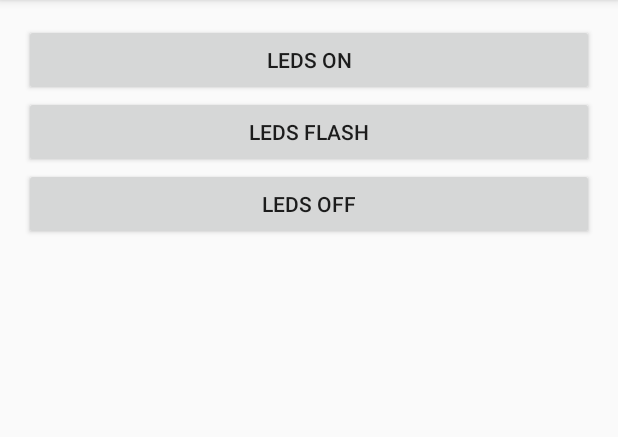
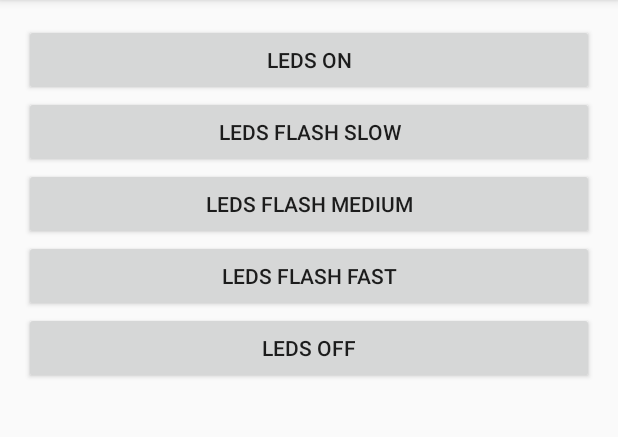
Before and after one commit to ikbendewilliam/TargitAndroid, an Android app: the screen it shows after launch (MainActivity), on a phone screen of 412 x 824 dp, the part 84-521 px from its top. Run offline under Robolectric (Android 15) with nearby library versions, the phone set to English and light mode, and no system bars; libraries missing offline, so code that uses them is left out: me.aflak.bluetooth; 7 statements that could not run were skipped.

Commit message:
Added different buttons for speeds
added functionality for buttonPressed event

```diff
--- a/BluetoothTesting/app/src/main/java/be/howest/nmct/bluetoothtesting/BluetoothConnection.java
+++ b/BluetoothTesting/app/src/main/java/be/howest/nmct/bluetoothtesting/BluetoothConnection.java
@@ -20,16 +20,16 @@ import me.aflak.bluetooth.Bluetooth;
 class BluetoothConnection {
     private List<Bluetooth> mBluetooth;
     private Activity mActivity;
-    private OnFinishConnectingListener mListener;
+    private OnConnectionListener mListener;
 
-    BluetoothConnection(Activity activity, OnFinishConnectingListener onFinishConnectingListener) {
+    BluetoothConnection(Activity activity, OnConnectionListener onConnectionListener) {
         mBluetooth = new ArrayList<>();
 
         Bluetooth bluetooth = new Bluetooth(activity);
         bluetooth.enableBluetooth();
         mActivity = activity;
 
-        mListener = onFinishConnectingListener;
+        mListener = onConnectionListener;
     }
 
     void addConnection(final String deviceName) {
@@ -48,6 +48,7 @@ class BluetoothConnection {
 
             @Override
             public void onMessage(String message) {
+                mListener.incomingMessage(deviceName, message);
                 Log.i(Constants.TAG_MESSAGE, "connection " + deviceName + " - onMessage: " + message);
             }
 
@@ -105,7 +106,8 @@ class BluetoothConnection {
         return false;
     }
 
-    interface OnFinishConnectingListener {
+    interface OnConnectionListener {
+        void incomingMessage(String deviceName, String message);
         void finishConnecting(BluetoothDevice device);
     }
 }
--- a/BluetoothTesting/app/src/main/java/be/howest/nmct/bluetoothtesting/MainActivityFragment.java
+++ b/BluetoothTesting/app/src/main/java/be/howest/nmct/bluetoothtesting/MainActivityFragment.java
@@ -3,6 +3,8 @@ package be.howest.nmct.bluetoothtesting;
 import android.app.Fragment;
 import android.bluetooth.BluetoothDevice;
 import android.os.Bundle;
+import android.os.Looper;
+import android.os.Message;
 import android.util.Log;
 import android.view.LayoutInflater;
 import android.view.View;
@@ -10,20 +12,22 @@ import android.view.ViewGroup;
 import android.widget.Button;
 import android.widget.ProgressBar;
 import android.widget.TextView;
+import android.widget.Toast;
 
 import java.util.ArrayList;
 import java.util.List;
+import java.util.logging.Handler;
+import java.util.logging.LogRecord;
 
 import be.howest.nmct.bluetoothtesting.Constants;
 import me.aflak.bluetooth.Bluetooth;
 
 /**
  */
-public class MainActivityFragment extends Fragment implements BluetoothConnection.OnFinishConnectingListener {
+public class MainActivityFragment extends Fragment implements BluetoothConnection.OnConnectionListener {
     BluetoothConnection mBluetoothConnection;
     ProgressBar toolbarProgressCircle;
-    List<BluetoothDevice> mFoundDevices = new ArrayList<>();
-    List<BluetoothDevice> mUsedDevices = new ArrayList<>();
+    private int mButtonPressed = 0;
 
     public MainActivityFragment() {
     }
@@ -39,9 +43,11 @@ public class MainActivityFragment extends Fragment implements BluetoothConnectio
 
         connectDevices();
 
-        Button button_leds_on = (Button)view.findViewById(R.id.button_leds_on);
-        Button button_leds_flash = (Button)view.findViewById(R.id.button_leds_flash);
-        Button button_leds_off = (Button)view.findViewById(R.id.button_leds_off);
+        Button button_leds_on = (Button) view.findViewById(R.id.button_leds_on);
+        Button button_leds_flash_slow = (Button) view.findViewById(R.id.button_leds_flash_slow);
+        Button button_leds_flash_medium = (Button) view.findViewById(R.id.button_leds_flash_medium);
+        Button button_leds_flash_fast = (Button) view.findViewById(R.id.button_leds_flash_fast);
+        Button button_leds_off = (Button) view.findViewById(R.id.button_leds_off);
 
         button_leds_on.setOnClickListener(new View.OnClickListener() {
             @Override
@@ -49,7 +55,19 @@ public class MainActivityFragment extends Fragment implements BluetoothConnectio
                 mBluetoothConnection.sendMessageToAll(Constants.COMMAND_LED_ON);
             }
         });
-        button_leds_flash.setOnClickListener(new View.OnClickListener() {
+        button_leds_flash_slow.setOnClickListener(new View.OnClickListener() {
+            @Override
+            public void onClick(View v) {
+                mBluetoothConnection.sendMessageToAll(Constants.COMMAND_LED_FLASH_SLOW);
+            }
+        });
+        button_leds_flash_medium.setOnClickListener(new View.OnClickListener() {
+            @Override
+            public void onClick(View v) {
+                mBluetoothConnection.sendMessageToAll(Constants.COMMAND_LED_FLASH_MEDIUM);
+            }
+        });
+        button_leds_flash_fast.setOnClickListener(new View.OnClickListener() {
             @Override
             public void onClick(View v) {
                 mBluetoothConnection.sendMessageToAll(Constants.COMMAND_LED_FLASH_FAST);
@@ -72,6 +90,11 @@ public class MainActivityFragment extends Fragment implements BluetoothConnectio
     }
 
     @Override
+    public void incomingMessage(String deviceName, String message) {
+        mButtonPressed++;
+    }
+
+    @Override
     public void finishConnecting(BluetoothDevice device) {
         mBluetoothConnection.sendMessageToDevice(device.getName(), Constants.COMMAND_LED_FLASH_SLOW);
     }
--- a/BluetoothTesting/app/src/main/res/layout/fragment_main.xml
+++ b/BluetoothTesting/app/src/main/res/layout/fragment_main.xml
@@ -14,10 +14,20 @@
         android:layout_height="wrap_content"
         android:text="leds on"/>
     <Button
-        android:id="@+id/button_leds_flash"
+        android:id="@+id/button_leds_flash_slow"
         android:layout_width="match_parent"
         android:layout_height="wrap_content"
-        android:text="leds flash"/>
+        android:text="leds flash slow"/>
+    <Button
+        android:id="@+id/button_leds_flash_medium"
+        android:layout_width="match_parent"
+        android:layout_height="wrap_content"
+        android:text="leds flash medium"/>
+    <Button
+        android:id="@+id/button_leds_flash_fast"
+        android:layout_width="match_parent"
+        android:layout_height="wrap_content"
+        android:text="leds flash fast"/>
     <Button
         android:id="@+id/button_leds_off"
         android:layout_width="match_parent"
```
